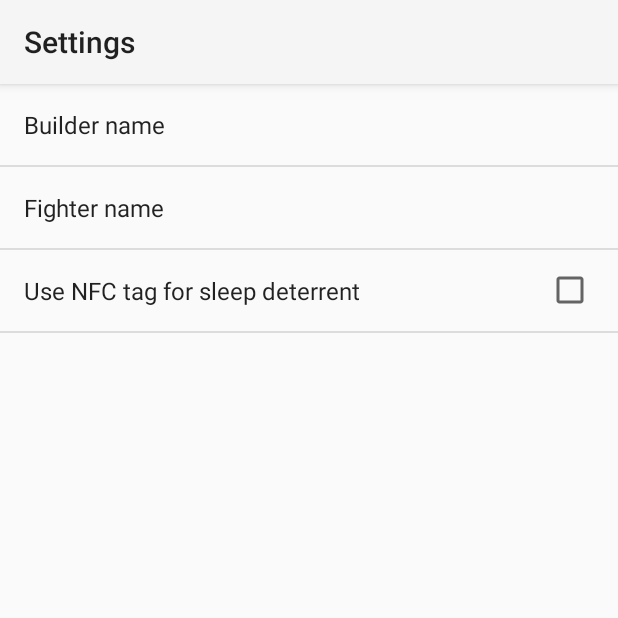
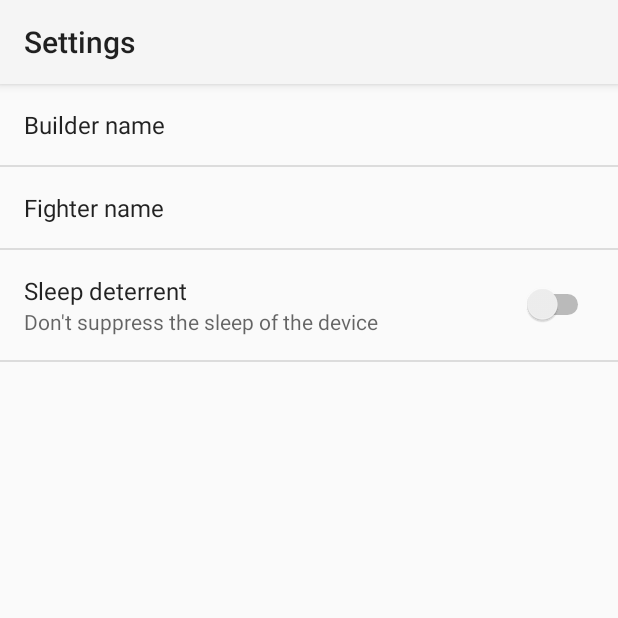
Before and after one commit to f97one/FakeGBBase, an Android app: the SettingActivity screen opened directly, with no data from a screen before it, on a phone screen of 412 x 824 dp, the top half of it. Run offline under Robolectric (Android 15) with nearby library versions, the phone set to English and light mode, and no system bars.

Commit message:
スリープ抑止タグ使用設定を、チェックボックスからスイッチに変更、これに伴いサマリを静的に定義。

```diff
--- a/app/src/main/res/values/strings.xml
+++ b/app/src/main/res/values/strings.xml
@@ -7,7 +7,9 @@
     <string name="action_settings">Settings</string>
     <string name="builder_name">Builder name</string>
     <string name="fighter_name">Fighter name</string>
+    <string name="sleep_deterrent">Sleep deterrent</string>
     <string name="use_tag">Use NFC tag for sleep deterrent</string>
+    <string name="dont_suppress_sleep">Don\'t suppress the sleep of the device</string>
     <string name="other">other</string>
     <string name="no_nfc_present">No NFC Feature present.\nPlease choose your GUNPLA manually.</string>
     <string name="dialgo_info">Info</string>
--- a/app/src/main/res/xml/setting.xml
+++ b/app/src/main/res/xml/setting.xml
@@ -9,9 +9,11 @@
         android:key="fighter_name"
         android:inputType="textEmailAddress"
         android:title="@string/fighter_name"/>
-    <CheckBoxPreference
+    <SwitchPreference
         android:key="use_tag_for_wake_lock"
         android:defaultValue="false"
-        android:title="@string/use_tag" />
+        android:title="@string/sleep_deterrent"
+        android:summaryOn="@string/use_tag"
+        android:summaryOff="@string/dont_suppress_sleep"/>
 
 </PreferenceScreen>
```
